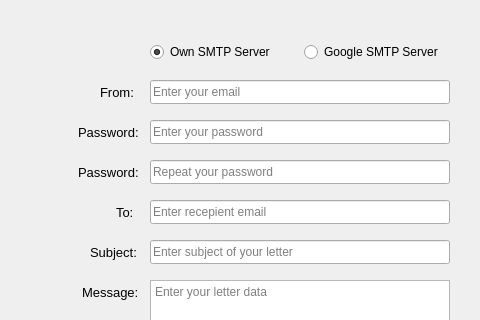
Old version of the form Client/mainwindow.ui in the repository ita-social-projects/SMTP-Client-Server; both pictures show x 0 to 480 and y 0 to 320 of the 600 by 600 pixel window.
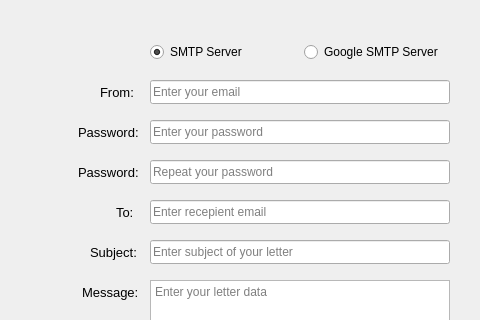
New version of the form. Icons and pictures are not drawn.

```diff
--- a/Client/mainwindow.ui
+++ b/Client/mainwindow.ui
@@ -301,7 +301,7 @@
           <cursorShape>PointingHandCursor</cursorShape>
          </property>
          <property name="text">
-          <string>Own SMTP Server</string>
+          <string>SMTP Server</string>
          </property>
          <property name="checked">
           <bool>true</bool>
```
Left out of the diff: 5 changed lines with no effect on the pictures.
